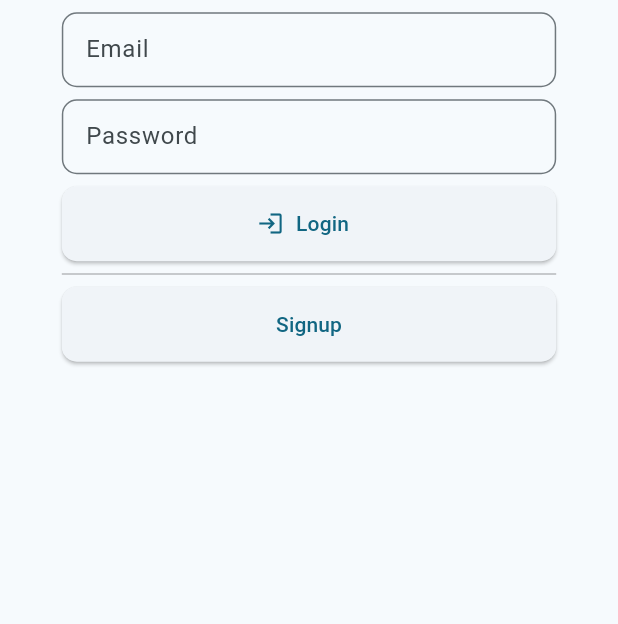
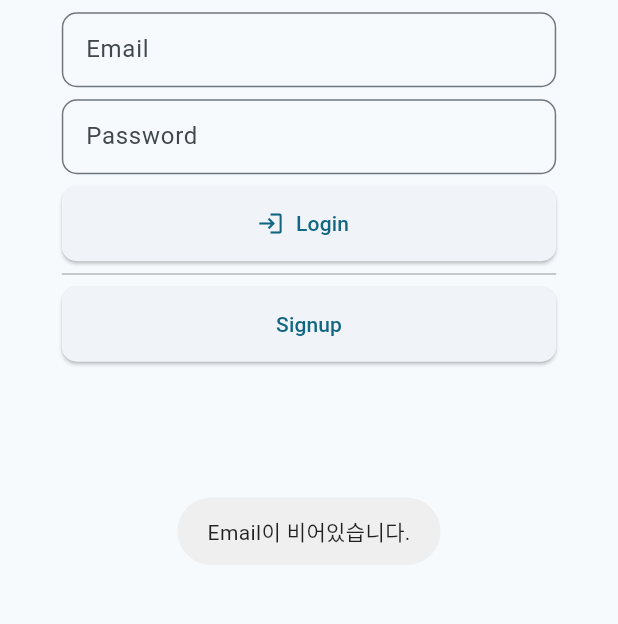
Before and after one commit to Potato-Y/syiary_client, a Flutter app: the screen it shows after launch, after a tap on "Login", on a phone screen of 412 x 824 dp, the part 575-1199 px from its top. Run offline on Flutter 3.47's test engine with Material 2 defaults, Android fonts, the light colour scheme and no system bars; our stand-ins replace email_validator, fluttertoast, hive_flutter; accounts and stored records are empty.

Commit message:
token 요청 후 user info 상태관리에 데이터를 저장

```diff
--- a/lib/models/providers/user_info.dart
+++ b/lib/models/providers/user_info.dart
@@ -3,6 +3,21 @@ import 'package:flutter/foundation.dart';
 class UserInfo with ChangeNotifier, DiagnosticableTreeMixin {
   String? _accessToken;
   String? _refreshToken;
+  int? _userId;
+  String? _nickname;
+  String? _email;
+
+  set setUserId(int userId) {
+    _userId = userId;
+  }
+
+  set setNickName(String nickname) {
+    _nickname = nickname;
+  }
+
+  set setEmail(String email) {
+    _email = email;
+  }
 
   set setAccessToken(String accessToken) {
     _accessToken = accessToken;
@@ -15,4 +30,10 @@ class UserInfo with ChangeNotifier, DiagnosticableTreeMixin {
   get accessToken => _accessToken;
 
   get refreshToken => _refreshToken;
+
+  get userId => _userId;
+
+  get nickname => _nickname;
+
+  get email => _email;
 }
--- a/lib/models/requests/authenticate_model.dart
+++ /dev/null
@@ -1,18 +0,0 @@
-class AuthenticationModel {
-  String? accessToken;
-  String? refreshToken;
-
-  AuthenticationModel({this.accessToken, this.refreshToken});
-
-  factory AuthenticationModel.fromJson(Map<String, dynamic> json) {
-    return AuthenticationModel(
-      accessToken: json['accessToken'] as String?,
-      refreshToken: json['refreshToken'] as String?,
-    );
-  }
-
-  Map<String, dynamic> toJson() => {
-        'accessToken': accessToken,
-        'refreshToken': refreshToken,
-      };
-}
--- /dev/null
+++ b/lib/models/requests/authenticate_model/authenticate_model.dart
@@ -0,0 +1,25 @@
+import 'user.dart';
+
+class AuthenticateModel {
+  String? accessToken;
+  String? refreshToken;
+  User? user;
+
+  AuthenticateModel({this.accessToken, this.refreshToken, this.user});
+
+  factory AuthenticateModel.fromJson(Map<String, dynamic> json) {
+    return AuthenticateModel(
+      accessToken: json['accessToken'] as String?,
+      refreshToken: json['refreshToken'] as String?,
+      user: json['user'] == null
+          ? null
+          : User.fromJson(json['user'] as Map<String, dynamic>),
+    );
+  }
+
+  Map<String, dynamic> toJson() => {
+        'accessToken': accessToken,
+        'refreshToken': refreshToken,
+        'user': user?.toJson(),
+      };
+}
--- /dev/null
+++ b/lib/models/requests/authenticate_model/user.dart
@@ -0,0 +1,19 @@
+class User {
+  int? userId;
+  String? email;
+  String? nickname;
+
+  User({this.userId, this.email, this.nickname});
+
+  factory User.fromJson(Map<String, dynamic> json) => User(
+        userId: json['userId'] as int?,
+        email: json['email'] as String?,
+        nickname: json['nickname'] as String?,
+      );
+
+  Map<String, dynamic> toJson() => {
+        'userId': userId,
+        'email': email,
+        'nickname': nickname,
+      };
+}
--- a/lib/screens/login_screen.dart
+++ b/lib/screens/login_screen.dart
@@ -1,12 +1,16 @@
+import 'package:email_validator/email_validator.dart';
 import 'package:flutter/material.dart';
-import 'package:syiary_client/models/requests/authenticate_model.dart';
+import 'package:provider/provider.dart';
+import 'package:fluttertoast/fluttertoast.dart';
+import 'package:syiary_client/models/providers/user_info.dart';
+import 'package:syiary_client/models/requests/authenticate_model/authenticate_model.dart';
 import 'package:syiary_client/services/api_services.dart';
 import 'package:syiary_client/widgets/logo_widget.dart';
 
 class LoginScreen extends StatelessWidget {
   LoginScreen({super.key});
 
-  final idController = TextEditingController();
+  final emailController = TextEditingController();
   final pwController = TextEditingController();
 
   @override
@@ -22,6 +26,7 @@ class LoginScreen extends StatelessWidget {
         title: const Text('Syiary 시작하기'),
       ),
       body: Center(
+        child: SingleChildScrollView(
           child: Column(
             mainAxisAlignment: MainAxisAlignment.center,
             children: [
@@ -45,7 +50,7 @@ class LoginScreen extends StatelessWidget {
                 width: itemWidth,
                 height: itemHeight,
                 child: TextField(
-                controller: idController,
+                  controller: emailController,
                   decoration: InputDecoration(
                     border: OutlineInputBorder(
                       borderRadius: BorderRadius.circular(10),
@@ -82,14 +87,43 @@ class LoginScreen extends StatelessWidget {
                 height: itemHeight,
                 child: ElevatedButton.icon(
                   onPressed: () async {
-                  AuthenticationModel authentication =
+                    if (emailController.text.isEmpty) {
+                      Fluttertoast.showToast(msg: 'Email이 비어있습니다.');
+                      return;
+                    }
+                    if (!EmailValidator.validate(emailController.text)) {
+                      Fluttertoast.showToast(msg: 'Email이 아닙니다.');
+                      return;
+                    }
+                    if (pwController.text.isEmpty) {
+                      Fluttertoast.showToast(msg: 'Password가 비어있습니다.');
+                      return;
+                    }
+
+                    try {
+                      AuthenticateModel authentication =
                           await ApiService.getAuthentication(
-                          idController.text, pwController.text);
+                              emailController.text, pwController.text);
 
                       debugPrint('access: ${authentication.accessToken}');
                       debugPrint('refresh: ${authentication.refreshToken}');
+                      debugPrint('nickname: ${authentication.user}');
 
-                  // TODO token 상태관리에 추가
+                      if (context.mounted) {
+                        context.read<UserInfo>().setAccessToken =
+                            authentication.accessToken!;
+                        context.read<UserInfo>().setRefreshToken =
+                            authentication.refreshToken!;
+                        context.read<UserInfo>().setUserId =
+                            authentication.user!.userId!;
+                        context.read<UserInfo>().setEmail =
+                            authentication.user!.email!;
+
+                        // TODO 메인 페이지로 이동
+                      }
+                    } catch (e) {
+                      Fluttertoast.showToast(msg: 'Email 혹은 Password가 틀렸습니다.');
+                    }
                   },
                   style: ButtonStyle(
                     shape: MaterialStateProperty.all(
@@ -133,6 +167,7 @@ class LoginScreen extends StatelessWidget {
             ],
           ),
         ),
+      ),
     );
   }
 }
--- a/lib/services/api_services.dart
+++ b/lib/services/api_services.dart
@@ -2,12 +2,12 @@ import 'dart:convert';
 
 import 'package:flutter/material.dart';
 import 'package:http/http.dart' as http;
-import 'package:syiary_client/models/requests/authenticate_model.dart';
+import 'package:syiary_client/models/requests/authenticate_model/authenticate_model.dart';
 
 class ApiService {
   static const String baseUrl = 'http://localhost:8080/api';
 
-  static Future<AuthenticationModel> getAuthentication(
+  static Future<AuthenticateModel> getAuthentication(
       String email, String password) async {
     final url = Uri.parse('$baseUrl/authenticate');
     Map<String, String> headers = {'Content-Type': 'application/json'};
@@ -19,8 +19,8 @@ class ApiService {
     debugPrint('code: ${response.statusCode}');
 
     if (response.statusCode == 200) {
-      final dynamic token = jsonDecode(response.body);
-      AuthenticationModel model = AuthenticationModel.fromJson(token);
+      final dynamic body = jsonDecode(response.body);
+      AuthenticateModel model = AuthenticateModel.fromJson(body);
 
       return model;
     }
--- a/pubspec.yaml
+++ b/pubspec.yaml
@@ -39,6 +39,7 @@ dependencies:
   provider: ^6.0.5
   http: ^1.1.0
   fluttertoast: ^8.2.2
+  email_validator: ^2.1.17
 
 dev_dependencies:
   flutter_test:
```
Also changed, not shown: pubspec.lock. Lines whose indentation alone changed are shown as unchanged.
